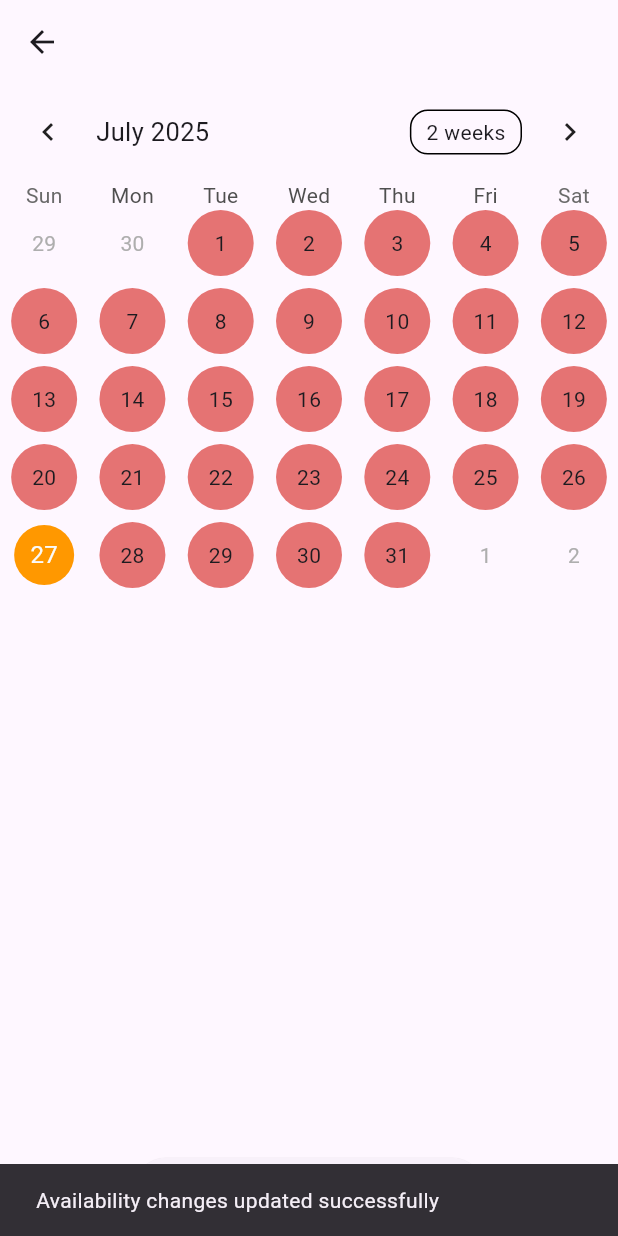
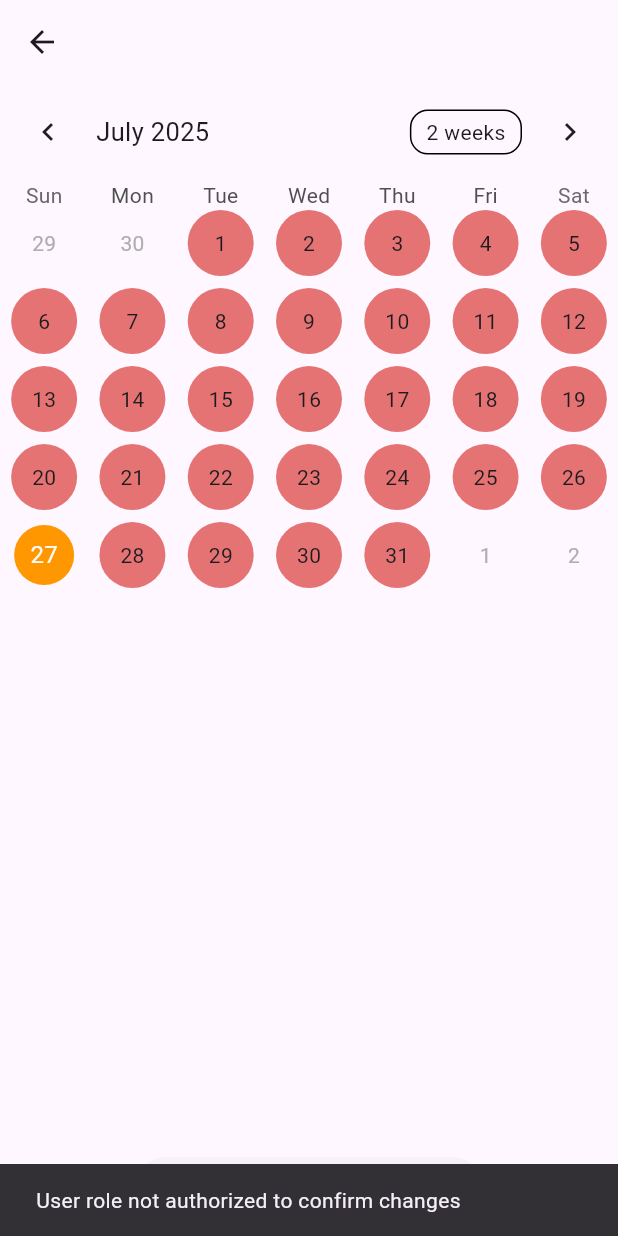
Before and after one commit to Rayenelhafsi/renting, a Flutter app: the HouseDetailsScreen screen opened directly with empty values, after a tap on "Confirm Availability Changes", on a phone screen of 412 x 824 dp. Run offline on Flutter 3.47's test engine with Material 3 defaults, Android fonts, the phone set to English and light mode, and no system bars; drawn by our look-alikes of table_calendar; our stand-ins replace cloud_firestore, firebase_auth, firebase_core, qr_flutter; missing offline and left inert: dart:html, flutter_barcode_scanner; accounts and stored records are empty; network calls fail.

Commit message:
"role admin"

```diff
--- a/lib/screens/house_details.dart
+++ b/lib/screens/house_details.dart
@@ -21,6 +21,7 @@ class _HouseDetailsScreenState extends State<HouseDetailsScreen> {
   late Set<String> _updatedCleaningSchedule;
 
   String? _userRole;
+  bool _isLoadingRole = true;
 
   @override
   void initState() {
@@ -38,9 +39,22 @@ class _HouseDetailsScreenState extends State<HouseDetailsScreen> {
   Future<void> _fetchUserRole() async {
     final user = FirebaseAuth.instance.currentUser;
     if (user != null) {
-      final userDoc = await FirebaseFirestore.instance.collection('users').doc(user.uid).get();
+      final userDocSnapshot = await FirebaseFirestore.instance.collection('users').doc(user.uid).get();
+      final userData = userDocSnapshot.data();
+      String? role;
+      if (userData != null && userData.containsKey('role')) {
+        final dynamic roleField = userData['role'];
+        if (roleField is String) {
+          role = roleField;
+        }
+      }
       setState(() {
-        _userRole = userDoc.data()?['role'];
+        _userRole = role;
+        _isLoadingRole = false;
+      });
+    } else {
+      setState(() {
+        _isLoadingRole = false;
       });
     }
   }
@@ -132,7 +146,7 @@ class _HouseDetailsScreenState extends State<HouseDetailsScreen> {
           const SnackBar(
               content: Text('Availability changes submitted for approval')),
         );
-      } else {
+      } else if (_userRole == 'admin') {
         // Admin: update main fields directly
         await ref.update({
           'availability': _updatedAvailability.toList(),
@@ -144,6 +158,10 @@ class _HouseDetailsScreenState extends State<HouseDetailsScreen> {
         });
         ScaffoldMessenger.of(context).showSnackBar(
           const SnackBar(content: Text('Availability changes updated successfully')),
+        );
+      } else {
+        ScaffoldMessenger.of(context).showSnackBar(
+          const SnackBar(content: Text('User role not authorized to confirm changes')),
         );
       }
     } catch (e) {
@@ -185,10 +203,16 @@ class _HouseDetailsScreenState extends State<HouseDetailsScreen> {
           ),
           Padding(
             padding: const EdgeInsets.all(8.0),
-            child: ElevatedButton(
-              onPressed: _confirmChanges,
-              child: const Text('Confirm Availability Changes'),
-            ),
+          child: ElevatedButton(
+            onPressed: (_isLoadingRole || _userRole == null) ? null : _confirmChanges,
+            child: _isLoadingRole
+                ? const SizedBox(
+                    width: 20,
+                    height: 20,
+                    child: CircularProgressIndicator(strokeWidth: 2),
+                  )
+                : const Text('Confirm Availability Changes'),
+          ),
           ),
         ],
       ),
```
Also changed, not shown: lib/screens/login_screen.dart (+29 -3 lines).
